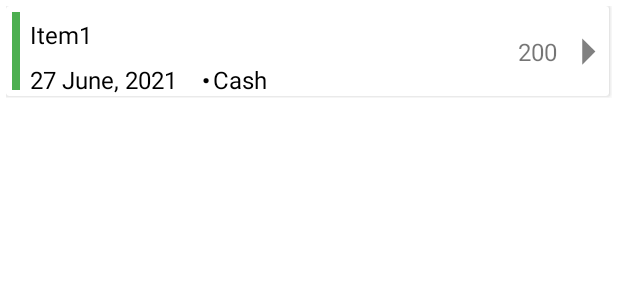
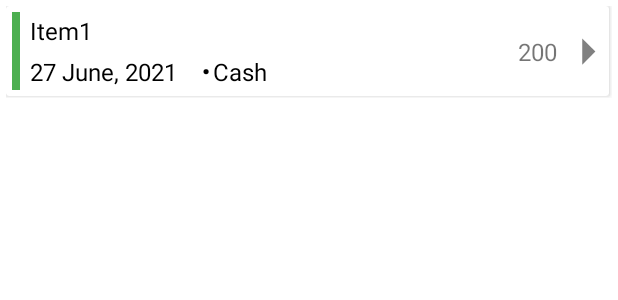
Before and after one commit to OwaisMohd/ExpenseManager, an Android app: the layout list_item.xml on its own in the app's theme, with its tools: preview values and no code run, on a phone screen of 412 x 824 dp. Shown: the top 300 px of the screen. Run offline under Robolectric (Android 15) with nearby library versions, the phone set to English and light mode, and no system bars.

Commit message:
list item layout

```diff
--- a/app/src/main/res/layout/fragment_transaction_list.xml
+++ b/app/src/main/res/layout/fragment_transaction_list.xml
@@ -25,10 +25,9 @@
                 android:layout_width="wrap_content"
                 android:layout_height="wrap_content"
                 android:layout_marginStart="16dp"
-                android:layout_marginLeft="16dp"
                 android:layout_marginTop="5dp"
                 android:layout_marginBottom="8dp"
-                android:text="Upcomming Transactions"
+                android:text="Upcoming Transactions"
                 android:textColor="@color/black"
                 android:textSize="16sp"
                 app:layout_constraintBottom_toTopOf="@+id/cardView2"
--- a/app/src/main/res/layout/list_item.xml
+++ b/app/src/main/res/layout/list_item.xml
@@ -27,8 +27,7 @@
                 android:layout_width="wrap_content"
                 android:layout_height="wrap_content"
                 android:layout_marginStart="16dp"
-                android:layout_marginLeft="16dp"
-                android:layout_marginTop="8dp"
+                android:layout_marginTop="5dp"
                 android:text="@string/item1"
                 android:textColor="@android:color/black"
 
@@ -42,7 +41,7 @@
                 android:id="@+id/transaction_date"
                 android:layout_width="wrap_content"
                 android:layout_height="wrap_content"
-                android:layout_marginTop="8dp"
+                android:layout_marginTop="5dp"
                 android:inputType="text"
                 android:text="27 June, 2021"
                 android:textColor="@color/black"
@@ -82,7 +81,7 @@
                 android:id="@+id/dot"
                 android:layout_width="wrap_content"
                 android:layout_height="wrap_content"
-                android:layout_marginTop="17dp"
+                android:layout_marginTop="11dp"
                 android:text="."
                 android:textColor="@color/black"
                 android:textSize="32sp"
@@ -121,8 +120,8 @@
                 android:layout_width="5dp"
                 android:layout_height="match_parent"
                 android:layout_marginStart="4dp"
+                android:layout_marginTop="4dp"
                 android:layout_marginLeft="4dp"
-                android:layout_marginTop="4dp"
                 android:layout_marginBottom="4dp"
                 android:background="#4CAF50"
                 app:layout_constraintBottom_toBottomOf="parent"
```
Also changed, not shown: app/src/main/res/layout/drawer_header.xml (deleted, +0 -21 lines).
